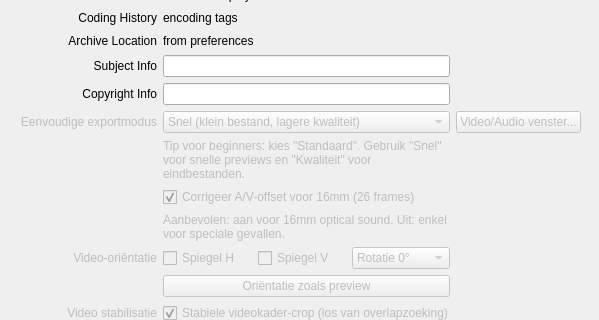
The window that extractdialog.ui (stoefer/aeo-light) describes before a commit, drawn with Qt 5; both pictures show x 0 to 599 and y 214 to 534 of the 599 by 656 pixel window.
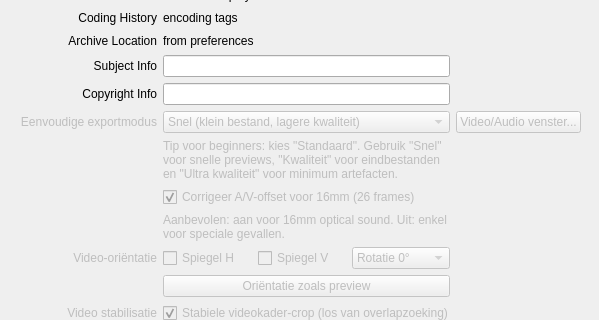
The same window after the commit.

Commit message: Add ultra quality simple export preset

```diff
--- a/extractdialog.ui
+++ b/extractdialog.ui
@@ -287,7 +287,7 @@
        <bool>false</bool>
       </property>
       <property name="text">
-       <string>Tip voor beginners: kies &quot;Standaard&quot;. Gebruik &quot;Snel&quot; voor snelle previews en &quot;Kwaliteit&quot; voor eindbestanden.</string>
+       <string>Tip voor beginners: kies &quot;Standaard&quot;. Gebruik &quot;Snel&quot; voor snelle previews, &quot;Kwaliteit&quot; voor eindbestanden en &quot;Ultra kwaliteit&quot; voor minimum artefacten.</string>
       </property>
       <property name="wordWrap">
        <bool>true</bool>
```
Left out of the diff: 5 changed lines with no effect on the pictures. The commit also changes 2 other files.
